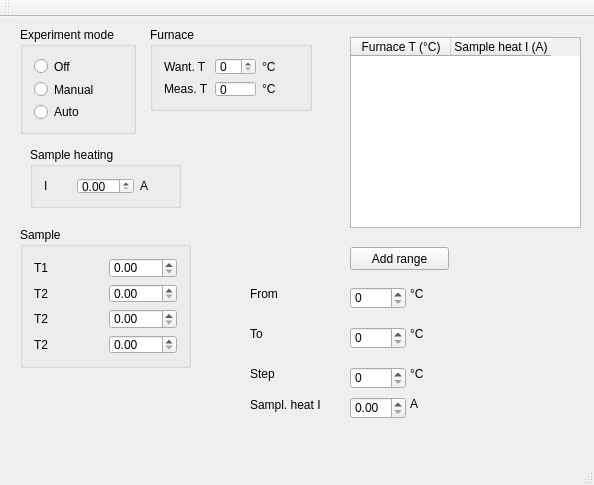
Above: Seebeck/mainwindow.ui from mBr001/seebeck before the change. Below: the same form after it.
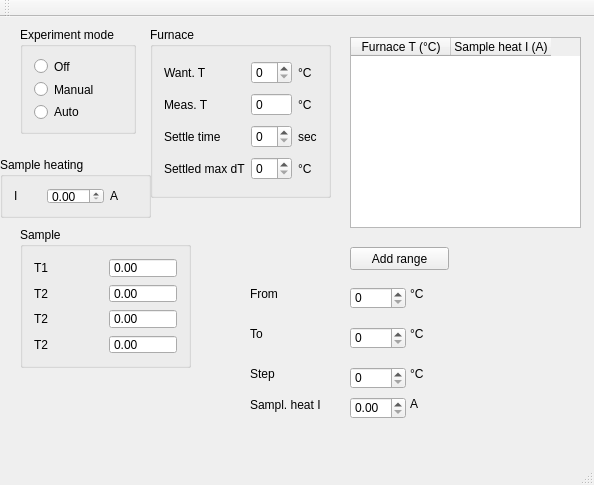
That is the form after the change.

The edit to the form file:
```diff
--- a/Seebeck/mainwindow.ui
+++ b/Seebeck/mainwindow.ui
@@ -64,8 +64,8 @@
      <rect>
       <x>150</x>
       <y>10</y>
-      <width>162</width>
-      <height>84</height>
+      <width>181</width>
+      <height>171</height>
      </rect>
     </property>
     <property name="title">
@@ -113,6 +113,40 @@
        </property>
       </widget>
      </item>
+     <item row="2" column="1">
+      <widget class="QSpinBox" name="furnaceSettleTimeSpinBox"/>
+     </item>
+     <item row="2" column="0">
+      <widget class="QLabel" name="label_19">
+       <property name="text">
+        <string>Settle time</string>
+       </property>
+      </widget>
+     </item>
+     <item row="2" column="2">
+      <widget class="QLabel" name="label_20">
+       <property name="text">
+        <string>sec</string>
+       </property>
+      </widget>
+     </item>
+     <item row="3" column="0">
+      <widget class="QLabel" name="label_21">
+       <property name="text">
+        <string>Settled max dT</string>
+       </property>
+      </widget>
+     </item>
+     <item row="3" column="1">
+      <widget class="QSpinBox" name="furnaceSeetleTStragglingSpinBox"/>
+     </item>
+     <item row="3" column="2">
+      <widget class="QLabel" name="label_22">
+       <property name="text">
+        <string>°C</string>
+       </property>
+      </widget>
+     </item>
     </layout>
    </widget>
    <widget class="QTableWidget" name="tableWidget">
@@ -138,8 +172,8 @@
    <widget class="QGroupBox" name="groupBox_3">
     <property name="geometry">
      <rect>
-      <x>30</x>
-      <y>130</y>
+      <x>0</x>
+      <y>140</y>
       <width>151</width>
       <height>61</height>
      </rect>
@@ -209,16 +243,44 @@
       </widget>
      </item>
      <item row="0" column="1">
-      <widget class="QDoubleSpinBox" name="sampleT1DoubleSpinBox"/>
+      <widget class="QDoubleSpinBox" name="sampleT1DoubleSpinBox">
+       <property name="readOnly">
+        <bool>true</bool>
+       </property>
+       <property name="buttonSymbols">
+        <enum>QAbstractSpinBox::NoButtons</enum>
+       </property>
+      </widget>
      </item>
      <item row="1" column="1">
-      <widget class="QDoubleSpinBox" name="sampleT2DoubleSpinBox"/>
+      <widget class="QDoubleSpinBox" name="sampleT2DoubleSpinBox">
+       <property name="readOnly">
+        <bool>true</bool>
+       </property>
+       <property name="buttonSymbols">
+        <enum>QAbstractSpinBox::NoButtons</enum>
+       </property>
+      </widget>
      </item>
      <item row="2" column="1">
-      <widget class="QDoubleSpinBox" name="sampleT3DoubleSpinBox"/>
+      <widget class="QDoubleSpinBox" name="sampleT3DoubleSpinBox">
+       <property name="readOnly">
+        <bool>true</bool>
+       </property>
+       <property name="buttonSymbols">
+        <enum>QAbstractSpinBox::NoButtons</enum>
+       </property>
+      </widget>
      </item>
      <item row="3" column="1">
-      <widget class="QDoubleSpinBox" name="sampleT4DoubleSpinBox"/>
+      <widget class="QDoubleSpinBox" name="sampleT4DoubleSpinBox">
+       <property name="readOnly">
+        <bool>true</bool>
+       </property>
+       <property name="buttonSymbols">
+        <enum>QAbstractSpinBox::NoButtons</enum>
+       </property>
+      </widget>
      </item>
     </layout>
    </widget>
```
Left out of the diff: 11 changed lines with no effect on the pictures.
